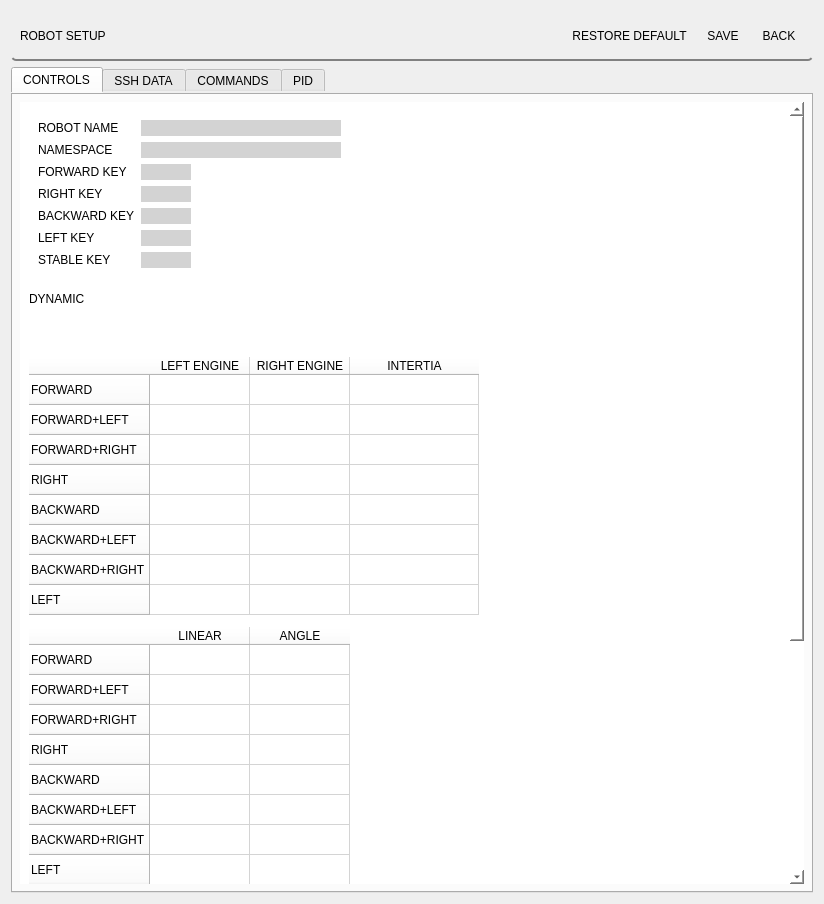
GroupOfRobots/MiniRysRQT, file setup_panel/resource/setup.ui: the form before one commit.
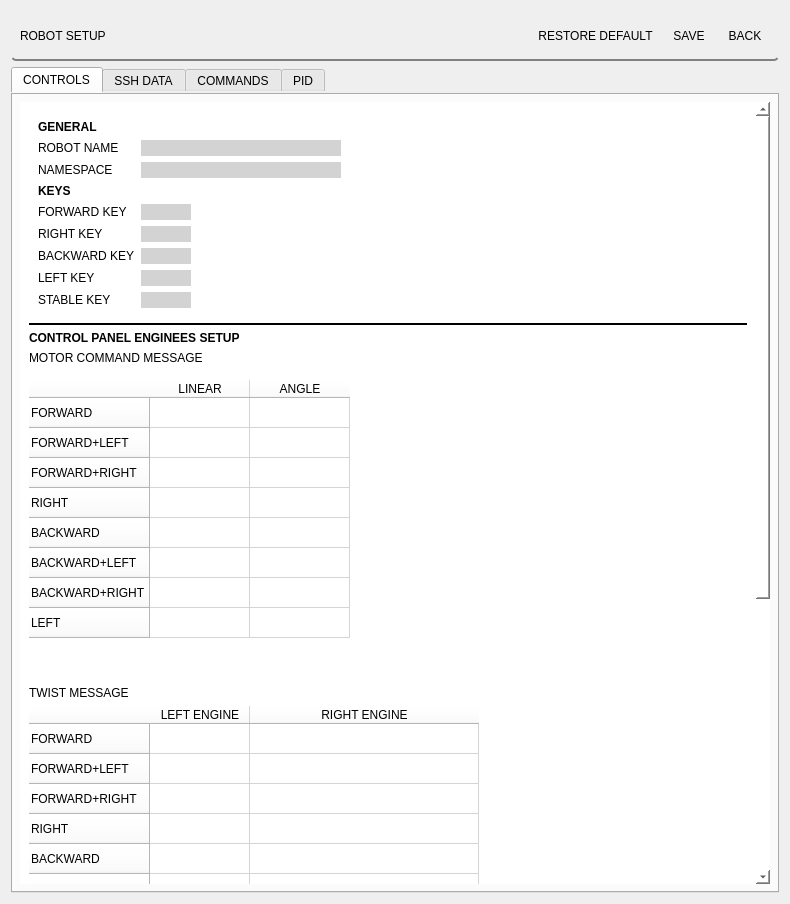
The form after the commit. The open tabs and pages were chosen to show the change.

Commit message: cleanup on setup panel, nicer GUI

```diff
--- a/setup_panel/resource/setup.ui
+++ b/setup_panel/resource/setup.ui
@@ -6,7 +6,7 @@
    <rect>
     <x>0</x>
     <y>0</y>
-    <width>824</width>
+    <width>790</width>
     <height>904</height>
    </rect>
   </property>
@@ -112,7 +112,7 @@
       </size>
      </property>
      <property name="currentIndex">
-      <number>2</number>
+      <number>0</number>
      </property>
      <widget class="QWidget" name="controls">
       <attribute name="title">
@@ -132,8 +132,8 @@
            <rect>
             <x>0</x>
             <y>0</y>
-            <width>774</width>
-            <height>1199</height>
+            <width>740</width>
+            <height>1302</height>
            </rect>
           </property>
           <layout class="QVBoxLayout" name="verticalLayout_10">
@@ -149,14 +149,14 @@
               <enum>QFrame::Raised</enum>
              </property>
              <layout class="QFormLayout" name="formLayout">
-              <item row="1" column="0">
+              <item row="2" column="0">
                <widget class="QLabel" name="robotNameLabel">
                 <property name="text">
                  <string>ROBOT NAME</string>
                 </property>
                </widget>
               </item>
-              <item row="1" column="1">
+              <item row="2" column="1">
                <widget class="QLineEdit" name="robotNameInput">
                 <property name="maximumSize">
                  <size>
@@ -172,14 +172,14 @@
                 </property>
                </widget>
               </item>
-              <item row="5" column="0">
+              <item row="6" column="0">
                <widget class="QLabel" name="forwardKeyLabel">
                 <property name="text">
                  <string>FORWARD KEY</string>
                 </property>
                </widget>
               </item>
-              <item row="5" column="1">
+              <item row="6" column="1">
                <widget class="QLineEdit" name="forwardKeyInput">
                 <property name="minimumSize">
                  <size>
@@ -201,14 +201,14 @@
                 </property>
                </widget>
               </item>
-              <item row="7" column="0">
+              <item row="8" column="0">
                <widget class="QLabel" name="rightKeyLabel">
                 <property name="text">
                  <string>RIGHT KEY</string>
                 </property>
                </widget>
               </item>
-              <item row="7" column="1">
+              <item row="8" column="1">
                <widget class="QLineEdit" name="rightKeyInput">
                 <property name="maximumSize">
                  <size>
@@ -224,14 +224,14 @@
                 </property>
                </widget>
               </item>
-              <item row="9" column="0">
+              <item row="10" column="0">
                <widget class="QLabel" name="backwardKeyLabel">
                 <property name="text">
                  <string>BACKWARD KEY</string>
                 </property>
                </widget>
               </item>
-              <item row="9" column="1">
+              <item row="10" column="1">
                <widget class="QLineEdit" name="backwardKeyInput">
                 <property name="maximumSize">
                  <size>
@@ -247,14 +247,14 @@
                 </property>
                </widget>
               </item>
-              <item row="11" column="0">
+              <item row="12" column="0">
                <widget class="QLabel" name="leftKeyLabel">
                 <property name="text">
                  <string>LEFT KEY</string>
                 </property>
                </widget>
               </item>
-              <item row="11" column="1">
+              <item row="12" column="1">
                <widget class="QLineEdit" name="leftKeyInput">
                 <property name="maximumSize">
                  <size>
@@ -270,14 +270,14 @@
                 </property>
                </widget>
               </item>
-              <item row="12" column="0">
+              <item row="13" column="0">
                <widget class="QLabel" name="stableKeyLabel">
                 <property name="text">
                  <string>STABLE KEY</string>
                 </property>
                </widget>
               </item>
-              <item row="12" column="1">
+              <item row="13" column="1">
                <widget class="QLineEdit" name="stableKeyInput">
                 <property name="maximumSize">
                  <size>
@@ -293,14 +293,14 @@
                 </property>
                </widget>
               </item>
-              <item row="3" column="0">
+              <item row="4" column="0">
                <widget class="QLabel" name="namespaceNameUI">
                 <property name="text">
                  <string>NAMESPACE</string>
                 </property>
                </widget>
               </item>
-              <item row="3" column="1">
+              <item row="4" column="1">
                <widget class="QLineEdit" name="namespaceLineEditUI">
                 <property name="minimumSize">
                  <size>
@@ -319,11 +319,68 @@
                 </property>
                </widget>
               </item>
+              <item row="1" column="0">
+               <widget class="QLabel" name="label_10">
+                <property name="font">
+                 <font>
+                  <family>Ubuntu</family>
+                  <weight>75</weight>
+                  <bold>true</bold>
+                 </font>
+                </property>
+                <property name="text">
+                 <string>GENERAL</string>
+                </property>
+               </widget>
+              </item>
+              <item row="5" column="0">
+               <widget class="QLabel" name="label_15">
+                <property name="font">
+                 <font>
+                  <weight>75</weight>
+                  <bold>true</bold>
+                 </font>
+                </property>
+                <property name="styleSheet">
+                 <string notr="true"/>
+                </property>
+                <property name="text">
+                 <string>KEYS</string>
+                </property>
+               </widget>
+              </item>
              </layout>
             </widget>
            </item>
            <item>
-            <widget class="Line" name="line_2">
+            <widget class="Line" name="line_3">
+             <property name="minimumSize">
+              <size>
+               <width>0</width>
+               <height>2</height>
+              </size>
+             </property>
+             <property name="maximumSize">
+              <size>
+               <width>16777215</width>
+               <height>2</height>
+              </size>
+             </property>
+             <property name="autoFillBackground">
+              <bool>false</bool>
+             </property>
+             <property name="styleSheet">
+              <string notr="true">background: black;</string>
+             </property>
+             <property name="frameShadow">
+              <enum>QFrame::Plain</enum>
+             </property>
+             <property name="lineWidth">
+              <number>8</number>
+             </property>
+             <property name="midLineWidth">
+              <number>5</number>
+             </property>
              <property name="orientation">
               <enum>Qt::Horizontal</enum>
              </property>
@@ -331,12 +388,112 @@
            </item>
            <item>
             <widget class="QLabel" name="dynamicLabel">
+             <property name="font">
+              <font>
+               <weight>75</weight>
+               <bold>true</bold>
+              </font>
+             </property>
              <property name="text">
-              <string>DYNAMIC</string>
+              <string>CONTROL PANEL ENGINEES SETUP</string>
              </property>
             </widget>
            </item>
            <item>
+            <widget class="QLabel" name="motorCommandLabelUI">
+             <property name="font">
+              <font>
+               <family>Ubuntu</family>
+               <weight>50</weight>
+               <bold>false</bold>
+              </font>
+             </property>
+             <property name="text">
+              <string>MOTOR COMMAND MESSAGE</string>
+             </property>
+            </widget>
+           </item>
+           <item>
+            <widget class="Line" name="line">
+             <property name="orientation">
+              <enum>Qt::Horizontal</enum>
+             </property>
+            </widget>
+           </item>
+           <item alignment="Qt::AlignTop">
+            <widget class="QTableWidget" name="dynamicTwistTableUI">
+             <property name="minimumSize">
+              <size>
+               <width>0</width>
+               <height>300</height>
+              </size>
+             </property>
+             <property name="maximumSize">
+              <size>
+               <width>16777215</width>
+               <height>300</height>
+              </size>
+             </property>
+             <row>
+              <property name="text">
+               <string>FORWARD</string>
+              </property>
+             </row>
+             <row>
+              <property name="text">
+               <string>FORWARD+LEFT</string>
+              </property>
+             </row>
+             <row>
+              <property name="text">
+               <string>FORWARD+RIGHT</string>
+              </property>
+             </row>
+             <row>
+              <property name="text">
+               <string>RIGHT</string>
+              </property>
+             </row>
+             <row>
+              <property name="text">
+               <string>BACKWARD</string>
+              </property>
+             </row>
+             <row>
+              <property name="text">
+               <string>BACKWARD+LEFT</string>
+              </property>
+             </row>
+             <row>
+              <property name="text">
+               <string>BACKWARD+RIGHT</string>
+              </property>
+             </row>
+             <row>
+              <property name="text">
+               <string>LEFT</string>
+              </property>
+             </row>
+             <column>
+              <property name="text">
+               <string>LINEAR</string>
+              </property>
+             </column>
+             <column>
+              <property name="text">
+               <string>ANGLE</string>
+              </property>
+             </column>
+            </widget>
+           </item>
+           <item>
+            <widget class="QLabel" name="twistLabelUI">
+             <property name="text">
+              <string>TWIST MESSAGE</string>
+             </property>
+            </widget>
+           </item>
+           <item alignment="Qt::AlignTop">
             <widget class="QTableWidget" name="dynamicTable">
              <property name="minimumSize">
               <size>
@@ -412,11 +569,6 @@
                <string>RIGHT ENGINE</string>
               </property>
              </column>
-             <column>
-              <property name="text">
-               <string>INTERTIA</string>
-              </property>
-             </column>
              <item row="0" column="0">
               <property name="text">
                <string/>
@@ -425,80 +577,35 @@
             </widget>
            </item>
            <item>
-            <widget class="Line" name="line">
-             <property name="orientation">
-              <enum>Qt::Horizontal</enum>
-             </property>
-            </widget>
-           </item>
-           <item>
-            <widget class="QTableWidget" name="dynamicTwistTableUI">
+            <widget class="QLineEdit" name="lineEdit">
              <property name="minimumSize">
               <size>
                <width>0</width>
-               <height>300</height>
+               <height>2</height>
               </size>
              </property>
              <property name="maximumSize">
               <size>
                <width>16777215</width>
-               <height>300</height>
+               <height>2</height>
               </size>
              </property>
-             <row>
-              <property name="text">
-               <string>FORWARD</string>
-              </property>
-             </row>
-             <row>
-              <property name="text">
-               <string>FORWARD+LEFT</string>
-              </property>
-             </row>
-             <row>
-              <property name="text">
-               <string>FORWARD+RIGHT</string>
-              </property>
-             </row>
-             <row>
-              <property name="text">
-               <string>RIGHT</string>
-              </property>
-             </row>
-             <row>
-              <property name="text">
-               <string>BACKWARD</string>
-              </property>
-             </row>
-             <row>
-              <property name="text">
-               <string>BACKWARD+LEFT</string>
-              </property>
-             </row>
-             <row>
-              <property name="text">
-               <string>BACKWARD+RIGHT</string>
-              </property>
-             </row>
-             <row>
-              <property name="text">
-               <string>LEFT</string>
-              </property>
-             </row>
-             <column>
-              <property name="text">
-               <string>LINEAR</string>
-              </property>
-             </column>
-             <column>
-              <property name="text">
-               <string>ANGLE</string>
-              </property>
-             </column>
+             <property name="styleSheet">
+              <string notr="true">background: black;</string>
+             </property>
             </widget>
            </item>
            <item>
-            <widget class="QLabel" name="joystickLabel">
+            <widget class="QLabel" name="joystickLabelUI">
+             <property name="font">
+              <font>
+               <weight>75</weight>
+               <bold>true</bold>
+              </font>
+             </property>
+             <property name="styleSheet">
+              <string notr="true">margin-top:10px</string>
+             </property>
              <property name="text">
               <string>JOYSTICK</string>
              </property>
@@ -944,7 +1051,7 @@
              <rect>
               <x>0</x>
               <y>0</y>
-              <width>786</width>
+              <width>752</width>
               <height>707</height>
              </rect>
             </property>
```
The commit also changes 1 other file.
